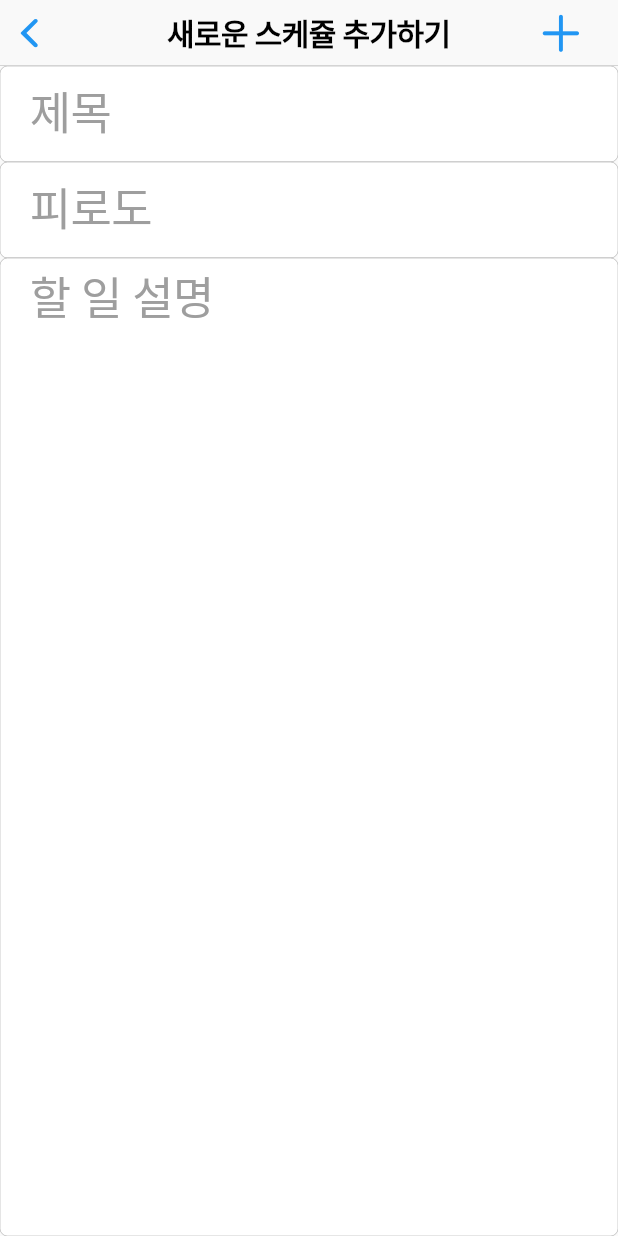
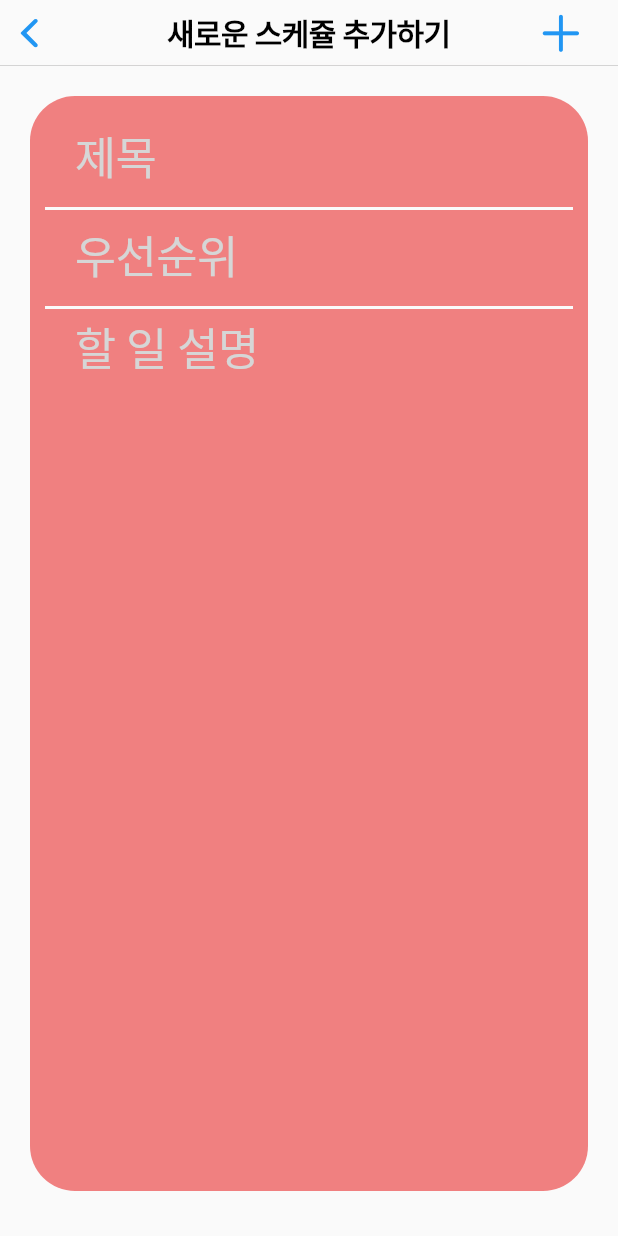
Before and after one commit to bbangnambong/scheduler_app, a Flutter app: the AddNew screen opened directly, on a phone screen of 412 x 824 dp. Run offline on Flutter 3.47's test engine with Material 2 defaults, Android fonts, the phone set to English and light mode, and no system bars; our stand-ins replace getwidget, hexcolor, sqflite, table_calendar; accounts and stored records are empty.

Commit message:
add decorations, deadline and many things

```diff
--- a/lib/add_new.dart
+++ b/lib/add_new.dart
@@ -1,17 +1,23 @@
 import 'package:flutter/cupertino.dart';
 import 'package:flutter/material.dart';
+import 'package:hexcolor/hexcolor.dart';
 import 'package:schedulcok/DBhelper.dart';
 import 'package:schedulcok/schedule.dart';
+import 'package:schedulcok/table_calendar.dart';
 
 class AddNew extends StatelessWidget {
   TextEditingController titleController = TextEditingController();
   TextEditingController difficultyController = TextEditingController();
   TextEditingController contentController = TextEditingController();
+  Color textFieldColor = Colors.transparent;
+  Color textColor = Colors.grey[50];
+  Color placeHolderColor = Colors.grey[350];
 
   @override
   Widget build(BuildContext context) {
     return Scaffold(
       appBar: CupertinoNavigationBar(
+        backgroundColor: Colors.transparent,
         // padding: EdgeInsetsDirectional.only(top: 20, bottom: 20),
         middle: Text(
           "새로운 스케쥴 추가하기",
@@ -25,12 +31,30 @@ class AddNew extends StatelessWidget {
           padding: EdgeInsets.zero,
           onPressed: () async {
             int id_ = (await DBhelper().getID()) + 1;
+            List<String> _titleCon = titleController.text.split(" ");
+            String _date = DateTime.now().month.toString();
+            String _day;
+            String _title = " ";
+            if (num.tryParse(_titleCon[0]) != null) {
+              _day = num.tryParse(_titleCon[0]).toString();
+              _date = '';
+              for (int i = 1; i < _titleCon.length; i++) {
+                _title += _titleCon[i];
+              }
+            } else {
+              _day = DateTime.now().day.toString();
+              for (int i = 0; i < _titleCon.length; i++) {
+                _title += _titleCon[i];
+              }
+            }
+            if (_day.length == 1 || _day.length == 3) _day = '0' + _day;
+            _date = _date + _day;
             var new_one = Schedule(
               id: id_,
-              title: titleController.text,
+              title: _title,
               difficulty: difficultyController.text,
               content: contentController.text,
-              date: DateTime.now().toString(),
+              date: _date,
             );
             DBhelper().createData(new_one);
 
@@ -38,24 +62,51 @@ class AddNew extends StatelessWidget {
           },
         ),
       ),
-      body: Column(
+      body: Container(
+        decoration: BoxDecoration(
+            color: HexColor('f08080'),
+            borderRadius: new BorderRadius.all(
+              Radius.circular(30),
+            )),
+        padding: EdgeInsets.all(10),
+        margin: EdgeInsets.only(left: 20, right: 20, top: 20, bottom: 30),
+        child: Column(
           children: [
             CupertinoTextField(
               controller: titleController,
-            maxLength: 15,
+              maxLength: 25,
               padding: EdgeInsets.symmetric(vertical: 10, horizontal: 20),
               placeholder: '제목',
-            placeholderStyle: TextStyle(fontSize: 30, color: Colors.grey),
-            style: TextStyle(fontSize: 30),
+              placeholderStyle:
+                  TextStyle(fontSize: 30, color: placeHolderColor),
+              style: TextStyle(fontSize: 30, color: textColor),
+              decoration: BoxDecoration(color: textFieldColor),
             ),
-          CupertinoTextField(
+            Container(height: 2, color: textColor),
+            Row(
+              children: [
+                Expanded(
+                  child: CupertinoTextField(
                     controller: difficultyController,
-            maxLength: 4,
+                    maxLength: 1,
                     padding: EdgeInsets.symmetric(vertical: 10, horizontal: 20),
-            placeholder: '피로도',
-            placeholderStyle: TextStyle(fontSize: 30, color: Colors.grey),
-            style: TextStyle(fontSize: 30),
+                    placeholder: '우선순위',
+                    placeholderStyle:
+                        TextStyle(fontSize: 30, color: placeHolderColor),
+                    style: TextStyle(fontSize: 30, color: textColor),
+                    decoration: BoxDecoration(color: textFieldColor),
                   ),
+                ),
+                // CupertinoButton(
+                //   child: Icon(Icons.calendar_today),
+                //   onPressed: () {
+                //     Navigator.of(context).push(
+                //         CupertinoPageRoute(builder: (context) => CalendarPage()));
+                // },
+                // ),
+              ],
+            ),
+            Container(height: 2, color: textColor),
             Expanded(
               child: CupertinoTextField(
                 keyboardType: TextInputType.multiline,
@@ -65,12 +116,15 @@ class AddNew extends StatelessWidget {
                 textAlignVertical: TextAlignVertical.top,
                 padding: EdgeInsets.symmetric(vertical: 10, horizontal: 20),
                 placeholder: '할 일 설명',
-              placeholderStyle: TextStyle(fontSize: 30, color: Colors.grey),
-              style: TextStyle(fontSize: 30),
+                placeholderStyle:
+                    TextStyle(fontSize: 30, color: placeHolderColor),
+                style: TextStyle(fontSize: 30, color: textColor),
+                decoration: BoxDecoration(color: textFieldColor),
               ),
             ),
           ],
         ),
+      ),
     );
   }
 }
--- a/pubspec.yaml
+++ b/pubspec.yaml
@@ -32,6 +32,8 @@ dependencies:
   path_provider: ^2.0.1
   sqflite: ^2.0.0+3
   path: ^1.8.0
+  hexcolor: ^2.0.3
+  table_calendar: ^3.0.0
 
 dev_dependencies:
   flutter_test:
```
Also changed, not shown: lib/listed.dart (+134 -46 lines), lib/root_app.dart (+23 -21 lines), lib/table_calendar.dart (added, +51 -0 lines), pubspec.lock, 1 other file. Lines whose indentation alone changed are shown as unchanged.
